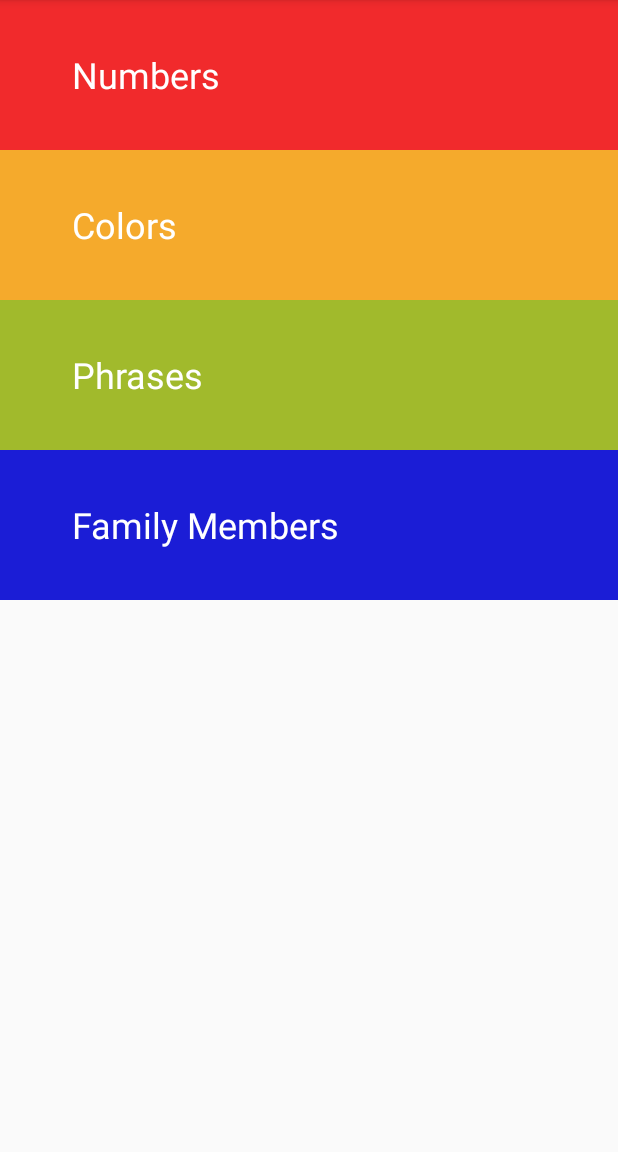
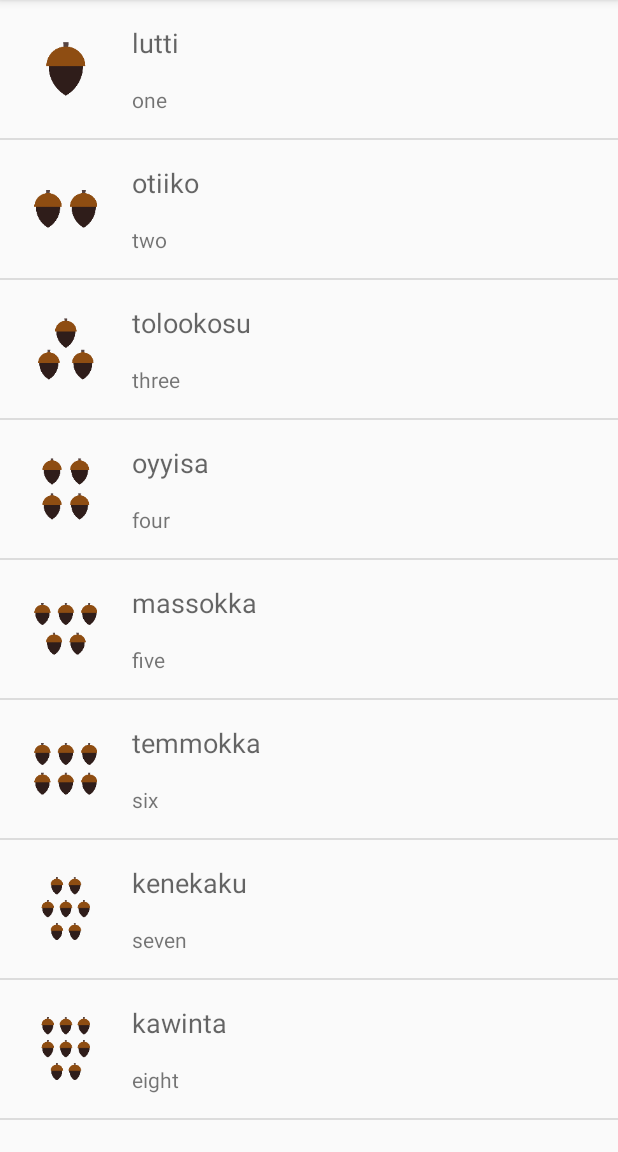
Before and after one commit to varshneyankit/MiwokApp, an Android app: the screen it shows after launch (MainActivity), on a phone screen of 412 x 824 dp, the part 84-1236 px from its top. Run offline under Robolectric (Android 15) with nearby library versions, the phone set to English and light mode, and no system bars.

Commit message:
Converted activity into fragment inside view pager

```diff
--- a/app/build.gradle
+++ b/app/build.gradle
@@ -25,6 +25,7 @@ dependencies {
     implementation fileTree(dir: 'libs', include: ['*.jar'])
     implementation 'androidx.appcompat:appcompat:1.1.0'
     implementation 'androidx.constraintlayout:constraintlayout:1.1.3'
+    implementation 'androidx.legacy:legacy-support-v4:1.0.0'
     testImplementation 'junit:junit:4.12'
     androidTestImplementation 'androidx.test.ext:junit:1.1.1'
     androidTestImplementation 'androidx.test.espresso:espresso-core:3.2.0'
--- a/app/src/main/AndroidManifest.xml
+++ b/app/src/main/AndroidManifest.xml
@@ -9,8 +9,6 @@
         android:roundIcon="@mipmap/ic_launcher_round"
         android:supportsRtl="true"
         android:theme="@style/AppTheme">
-        <activity
-            android:name=".WordListActivity"/>
         <activity android:name=".MainActivity">
             <intent-filter>
                 <action android:name="android.intent.action.MAIN" />
--- a/app/src/main/java/com/example/miwokapp/FetchData.java
+++ b/app/src/main/java/com/example/miwokapp/FetchData.java
@@ -4,10 +4,10 @@ class FetchData {
 
     static final String ACTIVITY_IDENTIFIER_KEY = "identifier";
 
-    static final int NUMBERS_ACTIVITY = 0;
-    static final int COLOURS_ACTIVITY = 1;
-    static final int PHRASES_ACTIVITY = 2;
-    static final int FAMILY_ACTIVITY = 3;
+    static final int NUMBERS_FRAGMENT = 0;
+    static final int COLOURS_FRAGMENT = 1;
+    static final int PHRASES_FRAGMENT = 2;
+    static final int FAMILY_FRAGMENT = 3;
 
     static Word[] getNumbersArray() {
 
--- a/app/src/main/java/com/example/miwokapp/MainActivity.java
+++ b/app/src/main/java/com/example/miwokapp/MainActivity.java
@@ -1,53 +1,79 @@
 package com.example.miwokapp;
 
+import androidx.annotation.NonNull;
 import androidx.appcompat.app.AppCompatActivity;
+import androidx.fragment.app.Fragment;
+import androidx.fragment.app.FragmentManager;
+import androidx.fragment.app.FragmentPagerAdapter;
+import androidx.viewpager.widget.ViewPager;
 
-import android.content.Intent;
 import android.os.Bundle;
-import android.view.View;
-import android.widget.TextView;
-import android.widget.Toast;
 
 public class MainActivity extends AppCompatActivity {
+
+    private String[] tabs = {
+            "Numbers",
+            "Colors",
+            "Phrases",
+            "Family Members"
+    };
 
     @Override
     protected void onCreate(Bundle savedInstanceState) {
         super.onCreate(savedInstanceState);
         setContentView(R.layout.activity_main);
 
-        TextView numbers = findViewById(R.id.numbersTV);
-        TextView colors = findViewById(R.id.colorsTV);
-        TextView phrases = findViewById(R.id.phrasesTV);
-        TextView family = findViewById(R.id.familyTV);
+        // TODO create tabs for view pager
+        // https://javapapers.com/android/android-tab-layout-with-swipe-views/
 
-        View.OnClickListener listener = new View.OnClickListener() {
-            @Override
-            public void onClick(View v) {
-                TextView textView = (TextView) v;
-                String text = textView.getText().toString();
-
-                Intent intent = new Intent(MainActivity.this, WordListActivity.class);
-
-                if (text.equals(getString(R.string.numbers_activity_title)))
-                    intent.putExtra(FetchData.ACTIVITY_IDENTIFIER_KEY,FetchData.NUMBERS_ACTIVITY);
-                else if (text.equals(getString(R.string.colors_activity_title)))
-                    intent.putExtra(FetchData.ACTIVITY_IDENTIFIER_KEY,FetchData.COLOURS_ACTIVITY);
-                else if (text.equals(getString(R.string.phrases_activity_title)))
-                    intent.putExtra(FetchData.ACTIVITY_IDENTIFIER_KEY,FetchData.PHRASES_ACTIVITY);
-                else if (text.equals(getString(R.string.family_activity_title)))
-                        intent.putExtra(FetchData.ACTIVITY_IDENTIFIER_KEY,FetchData.FAMILY_ACTIVITY);
-
-                startActivity(intent);
-
-            }
-        };
-
-        numbers.setOnClickListener(listener);
-        colors.setOnClickListener(listener);
-        phrases.setOnClickListener(listener);
-        family.setOnClickListener(listener);
+        ViewPager pager = findViewById(R.id.pager);
+        pager.setAdapter(new TabPagerAdapter(getSupportFragmentManager()));
 
     }
 
+    private class TabPagerAdapter extends FragmentPagerAdapter {
+
+        public TabPagerAdapter(@NonNull FragmentManager fm) {
+            super(fm);
+        }
+
+        @NonNull
+        @Override
+        public Fragment getItem(int position) {
+
+            WordListFragment fragment;
+
+            switch (position) {
+
+                case 0: {
+                     fragment= new WordListFragment(FetchData.NUMBERS_FRAGMENT);
+                     break;
+                }
+                case 1: {
+                    fragment= new WordListFragment(FetchData.COLOURS_FRAGMENT);
+                    break;
+                }
+                case 2: {
+                    fragment= new WordListFragment(FetchData.PHRASES_FRAGMENT);
+                    break;
+                }
+                case 3: {
+                    fragment= new WordListFragment(FetchData.FAMILY_FRAGMENT);
+                    break;
+                }
+                default:
+                    fragment = new WordListFragment(FetchData.NUMBERS_FRAGMENT);
+            }
+
+            return fragment;
+
+        }
+
+        @Override
+        public int getCount() {
+            return tabs.length;
+        }
+
+    }
 
 }
--- /dev/null
+++ b/app/src/main/java/com/example/miwokapp/WordListFragment.java
@@ -0,0 +1,68 @@
+package com.example.miwokapp;
+
+import android.os.Bundle;
+
+import androidx.fragment.app.Fragment;
+
+import android.view.LayoutInflater;
+import android.view.View;
+import android.view.ViewGroup;
+import android.widget.ListView;
+
+public class WordListFragment extends Fragment {
+
+    private int identifier;
+
+    public WordListFragment(int identifier){
+        this.identifier = identifier;
+    }
+
+    private ListView listView;
+
+    @Override
+    public View onCreateView(LayoutInflater inflater, ViewGroup container,
+                             Bundle savedInstanceState) {
+
+        View rootView = inflater.inflate(R.layout.words_list_view,container,false);
+
+        listView = rootView.findViewById(R.id.listView);
+
+        setData();
+
+        return rootView;
+    }
+
+
+    public void setData(){
+
+        Word[] data = null;
+
+        switch (this.identifier) {
+            case FetchData.NUMBERS_FRAGMENT:{
+                data = FetchData.getNumbersArray();
+                break;
+            }
+
+            case FetchData.COLOURS_FRAGMENT: {
+                data = FetchData.getColoursArray();
+                break;
+            }
+
+            case FetchData.FAMILY_FRAGMENT: {
+                data = FetchData.getFamilyArray();
+                break;
+            }
+
+            case FetchData.PHRASES_FRAGMENT: {
+                data = FetchData.getPhrasesArray();
+                break;
+            }
+
+        }
+
+        listView.setAdapter(new WordAdapter(getContext(),R.layout.list_item,data));
+
+
+    }
+
+}
--- a/app/src/main/res/layout/activity_main.xml
+++ b/app/src/main/res/layout/activity_main.xml
@@ -1,43 +1,5 @@
 <?xml version="1.0" encoding="utf-8"?>
-<LinearLayout xmlns:android="http://schemas.android.com/apk/res/android"
-    xmlns:app="http://schemas.android.com/apk/res-auto"
-    xmlns:tools="http://schemas.android.com/tools"
+<androidx.viewpager.widget.ViewPager android:id="@+id/pager"
     android:layout_width="match_parent"
     android:layout_height="match_parent"
-    tools:context=".MainActivity"
-    android:orientation="vertical">
-
-
-    <TextView
-        android:id="@+id/numbersTV"
-        style="@style/AppTheme.ActivityPickerTextView"
-        android:text="@string/numbers_activity_title"
-        android:textColor="#FFFFFF"
-        android:background="#F12A2C" />
-
-    <TextView
-        android:id="@+id/colorsTV"
-        style="@style/AppTheme.ActivityPickerTextView"
-        android:text="@string/colors_activity_title"
-        android:textColor="#FFFFFF"
-        android:background="#F5AA2C" />
-
-    <TextView
-        android:id="@+id/phrasesTV"
-        style="@style/AppTheme.ActivityPickerTextView"
-        android:text="@string/phrases_activity_title"
-        android:textColor="#FFFFFF"
-        android:background="#A1BA2C" />
-
-    <TextView
-        android:id="@+id/familyTV"
-        style="@style/AppTheme.ActivityPickerTextView"
-        android:text="@string/family_activity_title"
-        android:textColor="#FFFFFF"
-        android:background="#1b1dd6" />
-
-
-
-
-
-</LinearLayout>
+    xmlns:android="http://schemas.android.com/apk/res/android" />
```
Also changed, not shown: app/src/main/java/com/example/miwokapp/WordListActivity.java (deleted, +0 -51 lines).
